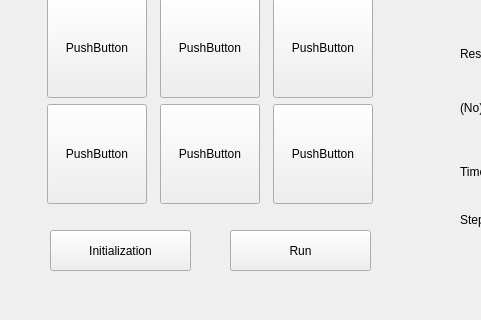
The window that widget.ui (Phantom860/puzzle) describes before a commit, drawn with Qt 5; both pictures show x 0 to 481 and y 280 to 600 of the 800 by 600 pixel window.
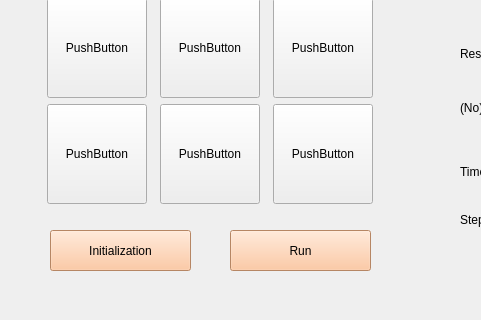
The same window after the commit.

What changed in the file:
```diff
--- a/widget.ui
+++ b/widget.ui
@@ -189,7 +189,7 @@
     </rect>
    </property>
    <property name="styleSheet">
-    <string notr="true">font: 18pt &quot;阿里妈妈东方大楷&quot;;
+    <string notr="true">background-color: rgb(255, 188, 140);
 font: 16pt &quot;Calibri&quot;;</string>
    </property>
    <property name="text">
@@ -206,7 +206,8 @@
     </rect>
    </property>
    <property name="styleSheet">
-    <string notr="true">font: 16pt &quot;Calibri&quot;;</string>
+    <string notr="true">font: 16pt &quot;Calibri&quot;;
+background-color: rgb(255, 188, 140);</string>
    </property>
    <property name="text">
     <string>Run</string>
```
